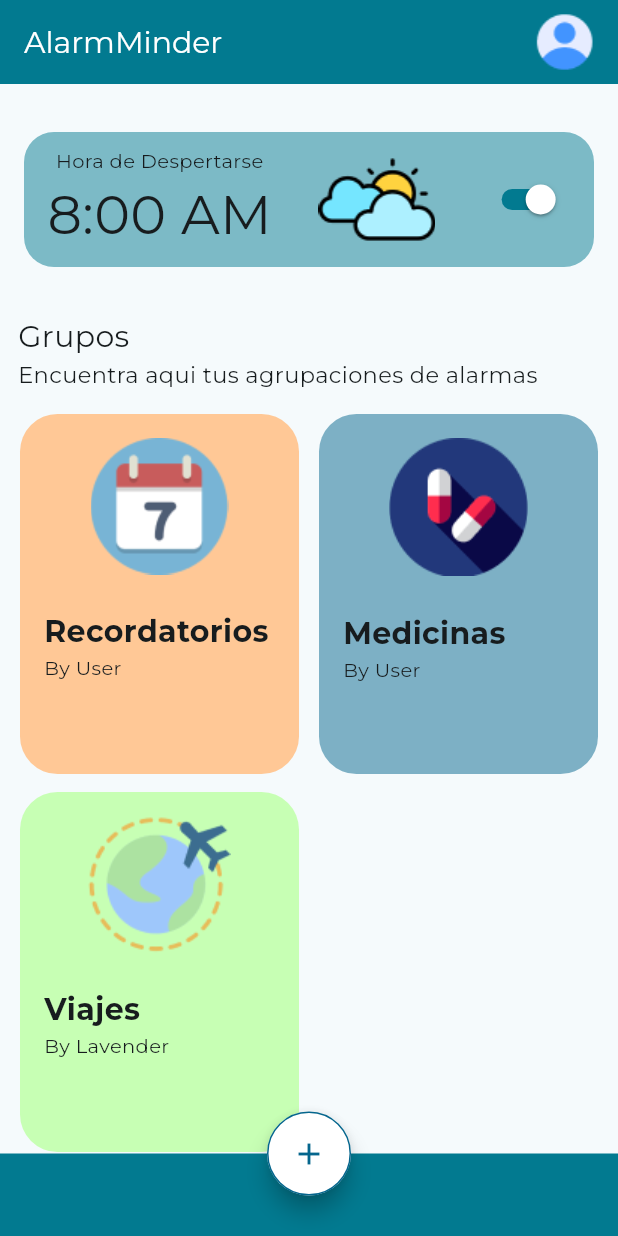
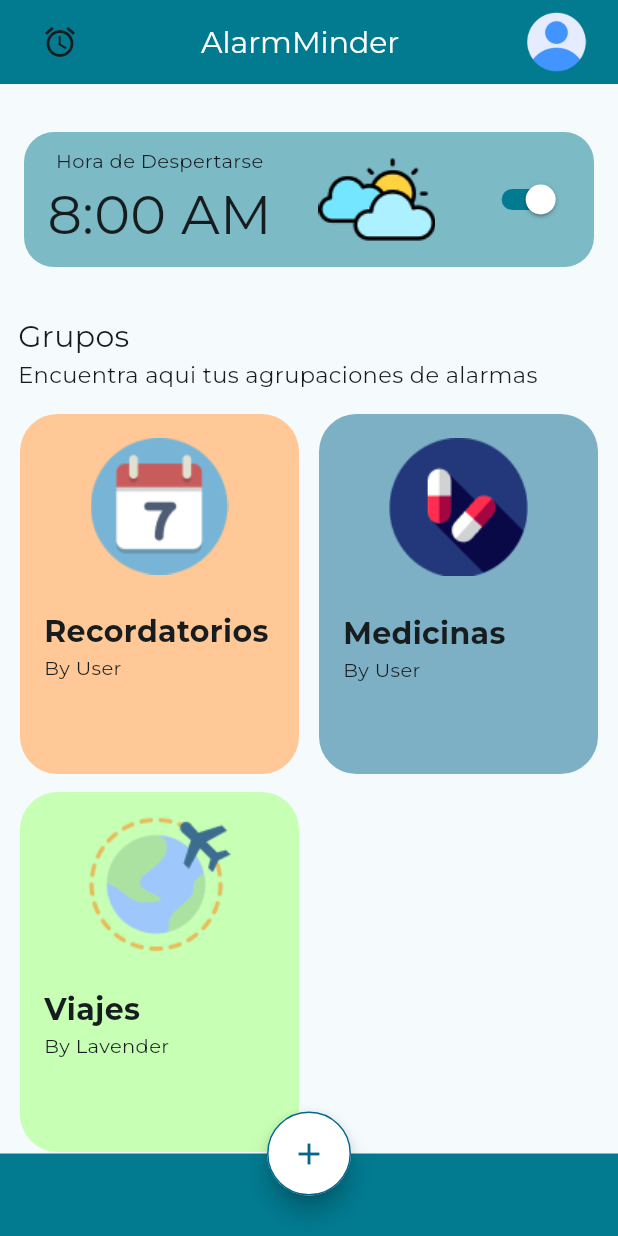
Before and after one commit to marianazamorab/maquetacionMovil, a Flutter app: the screen it shows after launch, on a phone screen of 412 x 824 dp. Run offline on Flutter 3.47's test engine with Material 2 defaults, Android fonts, the phone set to English and light mode, and no system bars; our stand-ins replace google_fonts.

Commit message:
Fix bugs and add popup

```diff
--- a/alarminder/lib/views/creategroup.dart
+++ b/alarminder/lib/views/creategroup.dart
@@ -18,7 +18,10 @@ class _CreateGroupState extends State<CreateGroup> {
         actions: [
           Padding(
             padding: const EdgeInsets.only(right: 16),
-            child: Image.asset('assets/images/profile_default.png'),
+            child: SizedBox(
+                width: 50,
+                height: 40,
+                child: Image.asset('assets/images/profile_default.png')),
           ),
         ],
         title: Text(
--- a/alarminder/lib/views/home.dart
+++ b/alarminder/lib/views/home.dart
@@ -1,6 +1,9 @@
 import 'package:alarminder/colors.dart';
 import 'package:alarminder/views/createalarm.dart';
 import 'package:alarminder/views/creategroup.dart';
+import 'package:alarminder/views/editprofile.dart';
+import 'package:alarminder/views/soundingalarm.dart';
+import 'package:alarminder/views/wakinghour.dart';
 import 'package:flutter/material.dart' hide Colors;
 import 'package:google_fonts/google_fonts.dart';
 
@@ -23,15 +26,43 @@ class _HomeViewState extends State<HomeView> {
           actions: [
             Padding(
                 padding: const EdgeInsets.only(right: 16),
+                child: GestureDetector(
+                  onTap: () {},
+                  /* => Navigator.push(
+                    context,
+                    MaterialPageRoute(
+                      builder: (context) => const Editprofile(),
+                    ),
+                  ), */
+                  child: SizedBox(
+                    width: 50,
+                    height: 40,
                     child: Image.asset('assets/images/profile_default.png'),
                   ),
+                )),
           ],
-          title: Text(
+          title: Row(
+            children: [
+              IconButton(
+                  onPressed: () {},
+                  /* => Navigator.push(
+                        context,
+                        MaterialPageRoute(
+                          builder: (context) => const Soundingalarm(),
+                        ),
+                      ), */
+                  icon: const Icon(Icons.alarm)),
+              const SizedBox(
+                width: 70,
+              ),
+              Text(
                 'AlarmMinder',
                 style: GoogleFonts.montserrat().copyWith(
                   fontSize: 20,
                   color: Colors.white,
                 ),
+              ),
+            ],
           ),
           backgroundColor: Colors.blue2,
         ),
@@ -44,6 +75,12 @@ class _HomeViewState extends State<HomeView> {
                     const EdgeInsets.symmetric(vertical: 32, horizontal: 16),
                 child: GestureDetector(
                   onTap: () {},
+                  /* => Navigator.push(
+                    context,
+                    MaterialPageRoute(
+                      builder: (context) => const Wakinghour(),
+                    ),
+                  ), */
                   child: DecoratedBox(
                     decoration: const BoxDecoration(
                       color: Colors.blue2_50,
```
Also changed, not shown: alarminder/lib/views/createalarm.dart (+73 -2 lines), alarminder/assets/images/profile_default.png, 1 other file. Lines whose indentation alone changed are shown as unchanged.
